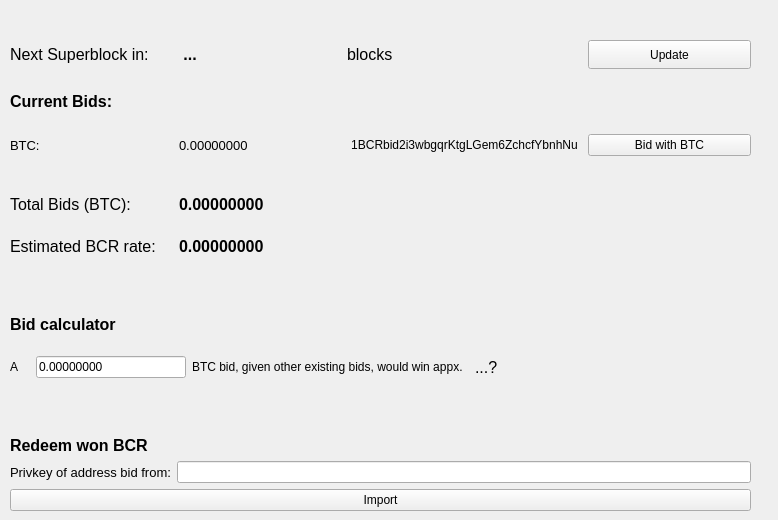
Before: the Qt Designer form src/qt/forms/bidpage.ui in thelonecrouton/bitcredit, drawn with Qt 5.
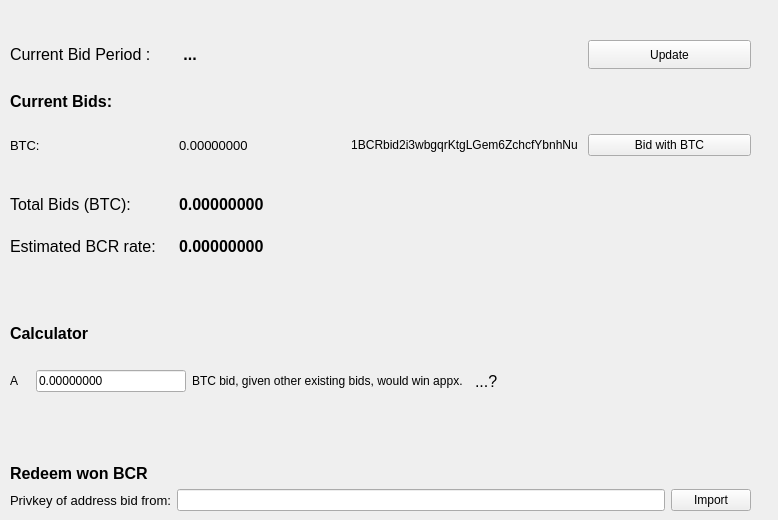
After: the same form once the commit is applied.

Diff of the .ui file:
```diff
--- a/src/qt/forms/bidpage.ui
+++ b/src/qt/forms/bidpage.ui
@@ -107,18 +107,6 @@
         </property>
        </widget>
       </item>
-      <item row="0" column="2">
-       <widget class="QLabel" name="label">
-        <property name="font">
-         <font>
-          <pointsize>12</pointsize>
-         </font>
-        </property>
-        <property name="text">
-         <string>blocks</string>
-        </property>
-       </widget>
-      </item>
       <item row="3" column="0" alignment="Qt::AlignBottom">
        <widget class="QLabel" name="labelTotal">
         <property name="font">
@@ -185,7 +173,7 @@
          </font>
         </property>
         <property name="text">
-         <string>Next Superblock in:</string>
+         <string>Current Bid Period :</string>
         </property>
        </widget>
       </item>
@@ -250,7 +238,7 @@
          </font>
         </property>
         <property name="text">
-         <string>Bid calculator</string>
+         <string>Calculator</string>
         </property>
        </widget>
       </item>
@@ -352,8 +340,6 @@
           </property>
          </widget>
         </item>
-       </layout>
-      </item>
       <item>
        <widget class="QPushButton" name="pushButtonImport">
         <property name="font">
@@ -369,6 +355,8 @@
          <string>Import</string>
         </property>
        </widget>
+        </item>
+       </layout>
       </item>
      </layout>
     </item>
```
Lines whose indentation alone changed are shown as unchanged.
